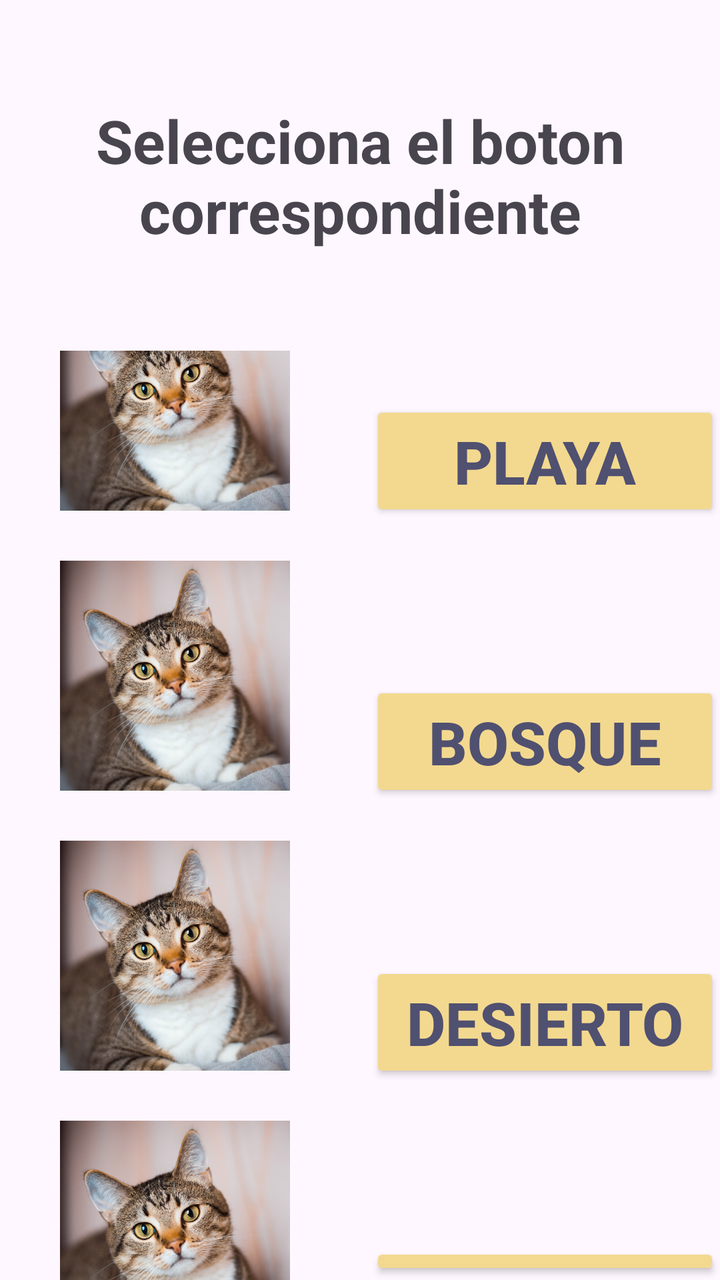
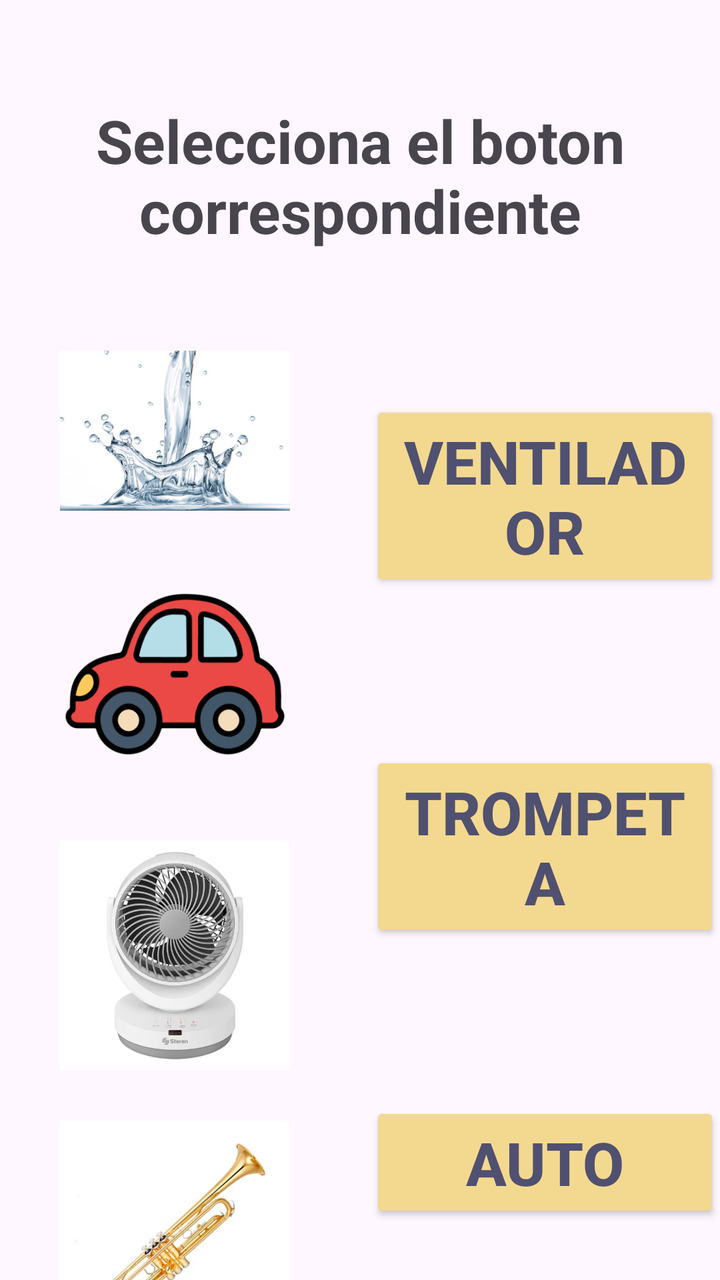

Screens rendered from an Android XML layout before and after an edit, with the pre-edit source and the edit as a unified diff.
<!-- AndroidManifest.xml: application theme Theme.AuspectusPantallas -->
<!-- res/layout/activity_objetos.xml -->
<?xml version="1.0" encoding="utf-8"?>
<LinearLayout xmlns:android="http://schemas.android.com/apk/res/android"
    xmlns:app="http://schemas.android.com/apk/res-auto"
    xmlns:tools="http://schemas.android.com/tools"
    android:id="@+id/main"
    android:layout_width="match_parent"
    android:layout_height="match_parent"
    android:orientation="vertical"
    tools:context=".activity_objetos">
    <TextView
        android:layout_width="match_parent"
        android:layout_height="wrap_content"
        android:text="Selecciona el boton correspondiente"
        android:textSize="30dp"
        android:layout_marginTop="50dp"
        android:gravity="center"
        android:layout_gravity="center"
        android:textStyle="bold"/>
    <LinearLayout
        android:layout_width="match_parent"
        android:layout_height="wrap_content"
        android:layout_marginTop="50dp"
        android:orientation="horizontal">
        <LinearLayout
            android:layout_width="0dp"
            android:layout_height="wrap_content"
            android:layout_weight="1"
            android:orientation="vertical"
            android:gravity="center"
            android:layout_marginEnd="5dp">
            <ImageButton
                android:id="@+id/imgBtnAud1"
                android:layout_width="115dp"
                android:layout_height="115dp"
                android:text="Audio 1"
                android:src="@drawable/gato"
                android:scaleType="centerCrop"
                android:background="@android:color/transparent" />
            <ImageButton
                android:id="@+id/imgBtnAud2"
                android:layout_width="115dp"
                android:layout_height="115dp"
                android:layout_marginTop="25dp"
                android:text="Audio 2"
                android:src="@drawable/gato"
                android:scaleType="centerCrop"
                android:background="@android:color/transparent"/>
            <ImageButton
                android:id="@+id/imgBtnAud3"
                android:layout_width="115dp"
                android:layout_height="115dp"
                android:layout_marginTop="25dp"
                android:text="Audio 3"
                android:src="@drawable/gato"
                android:scaleType="centerCrop"
                android:background="@android:color/transparent"/>
            <ImageButton
                android:id="@+id/imgBtnAud4"
                android:layout_width="115dp"
                android:layout_height="115dp"
                android:layout_marginTop="25dp"
                android:text="Audio 4"
                android:src="@drawable/gato"
                android:scaleType="centerCrop"
                android:background="@android:color/transparent"/>
        </LinearLayout>
        <LinearLayout
            android:layout_width="0dp"
            android:layout_height="wrap_content"
            android:layout_weight="1"
            android:orientation="vertical"
            android:layout_marginStart="5dp">
            <Button
                android:id="@+id/btnObj1"
                android:layout_width="match_parent"
                android:layout_height="wrap_content"
                android:layout_marginTop="25dp"
                android:text="Playa"
                android:textColor="#505070"
                android:backgroundTint="@color/amarillo"
                android:textSize="30dp"
                android:textStyle="bold"/>
            <Button
                android:id="@+id/btnObj2"
                android:layout_width="match_parent"
                android:layout_height="wrap_content"
                android:layout_marginTop="80dp"
                android:text="Bosque"
                android:textColor="#505070"
                android:backgroundTint="@color/amarillo"
                android:textSize="30dp"
                android:textStyle="bold"/>
            <Button
                android:id="@+id/btnObj3"
                android:layout_width="match_parent"
                android:layout_height="wrap_content"
                android:layout_marginTop="80dp"
                android:text="Desierto"
                android:textColor="#505070"
                android:backgroundTint="@color/amarillo"
                android:textSize="30dp"
                android:textStyle="bold"/>
            <Button
                android:id="@+id/btnObj4"
                android:layout_width="match_parent"
                android:layout_height="wrap_content"
                android:layout_marginTop="80dp"
                android:text="Montaña"
                android:textColor="#505070"
                android:backgroundTint="@color/amarillo"
                android:textSize="30dp"
                android:textStyle="bold"/>
        </LinearLayout>
    </LinearLayout>
</LinearLayout>
<!-- resources referenced by this layout -->
<resources>
  <color name="amarillo">#F3D98F</color>
  <!-- drawable gato: jpg bitmap (drawable, 236874 bytes) -->
  <style name="Theme.AuspectusPantallas" parent="Base.Theme.AuspectusPantallas" />
  <style name="Base.Theme.AuspectusPantallas" parent="Theme.Material3.Light.NoActionBar">
          
          
      </style>
</resources>

<!-- the commit's change to res/layout/activity_objetos.xml (unified diff, before → after) -->
@@ -33,7 +33,7 @@
                 android:layout_width="115dp"
                 android:layout_height="115dp"
                 android:text="Audio 1"
-                android:src="@drawable/gato"
+                android:src="@drawable/agua"
                 android:scaleType="centerCrop"
                 android:background="@android:color/transparent" />
             <ImageButton
@@ -42,7 +42,7 @@
                 android:layout_height="115dp"
                 android:layout_marginTop="25dp"
                 android:text="Audio 2"
-                android:src="@drawable/gato"
+                android:src="@drawable/auto"
                 android:scaleType="centerCrop"
                 android:background="@android:color/transparent"/>
             <ImageButton
@@ -51,7 +51,7 @@
                 android:layout_height="115dp"
                 android:layout_marginTop="25dp"
                 android:text="Audio 3"
-                android:src="@drawable/gato"
+                android:src="@drawable/ventilador"
                 android:scaleType="centerCrop"
                 android:background="@android:color/transparent"/>
             <ImageButton
@@ -60,7 +60,7 @@
                 android:layout_height="115dp"
                 android:layout_marginTop="25dp"
                 android:text="Audio 4"
-                android:src="@drawable/gato"
+                android:src="@drawable/trompeta"
                 android:scaleType="centerCrop"
                 android:background="@android:color/transparent"/>
         </LinearLayout>
@@ -75,7 +75,7 @@
                 android:layout_width="match_parent"
                 android:layout_height="wrap_content"
                 android:layout_marginTop="25dp"
-                android:text="Playa"
+                android:text="Ventilador"
                 android:textColor="#505070"
                 android:backgroundTint="@color/amarillo"
                 android:textSize="30dp"
@@ -85,7 +85,7 @@
                 android:layout_width="match_parent"
                 android:layout_height="wrap_content"
                 android:layout_marginTop="80dp"
-                android:text="Bosque"
+                android:text="Trompeta"
                 android:textColor="#505070"
                 android:backgroundTint="@color/amarillo"
                 android:textSize="30dp"
@@ -95,7 +95,7 @@
                 android:layout_width="match_parent"
                 android:layout_height="wrap_content"
                 android:layout_marginTop="80dp"
-                android:text="Desierto"
+                android:text="Auto"
                 android:textColor="#505070"
                 android:backgroundTint="@color/amarillo"
                 android:textSize="30dp"
@@ -105,7 +105,7 @@
                 android:layout_width="match_parent"
                 android:layout_height="wrap_content"
                 android:layout_marginTop="80dp"
-                android:text="Montaña"
+                android:text="Agua"
                 android:textColor="#505070"
                 android:backgroundTint="@color/amarillo"
                 android:textSize="30dp"
<!-- resource entries referenced after the edit -->
@@ -1,7 +1,10 @@
 <!-- resources referenced by this layout -->
 <resources>
   <color name="amarillo">#F3D98F</color>
-  <!-- drawable gato: jpg bitmap (drawable, 236874 bytes) -->
+  <!-- drawable agua: jpg bitmap (drawable, 38242 bytes) -->
+  <!-- drawable auto: png bitmap (drawable, 8762 bytes) -->
+  <!-- drawable trompeta: png bitmap (drawable, 63730 bytes) -->
+  <!-- drawable ventilador: webp bitmap (drawable, 25080 bytes) -->
   <style name="Theme.AuspectusPantallas" parent="Base.Theme.AuspectusPantallas" />
   <style name="Base.Theme.AuspectusPantallas" parent="Theme.Material3.Light.NoActionBar">
           
